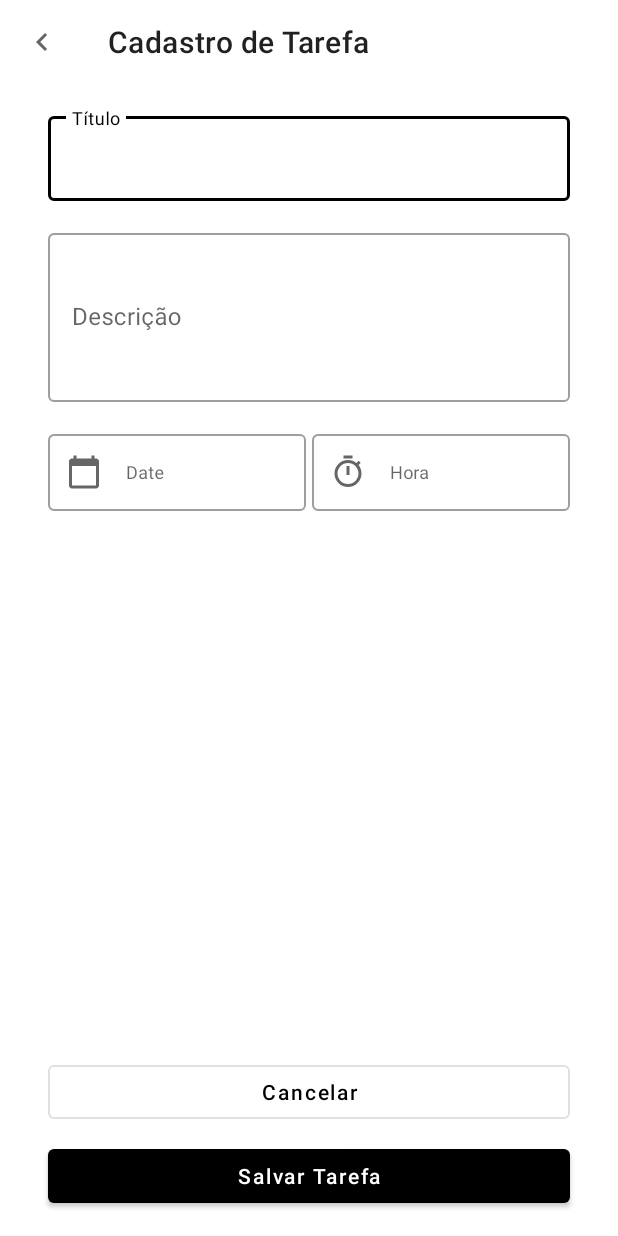
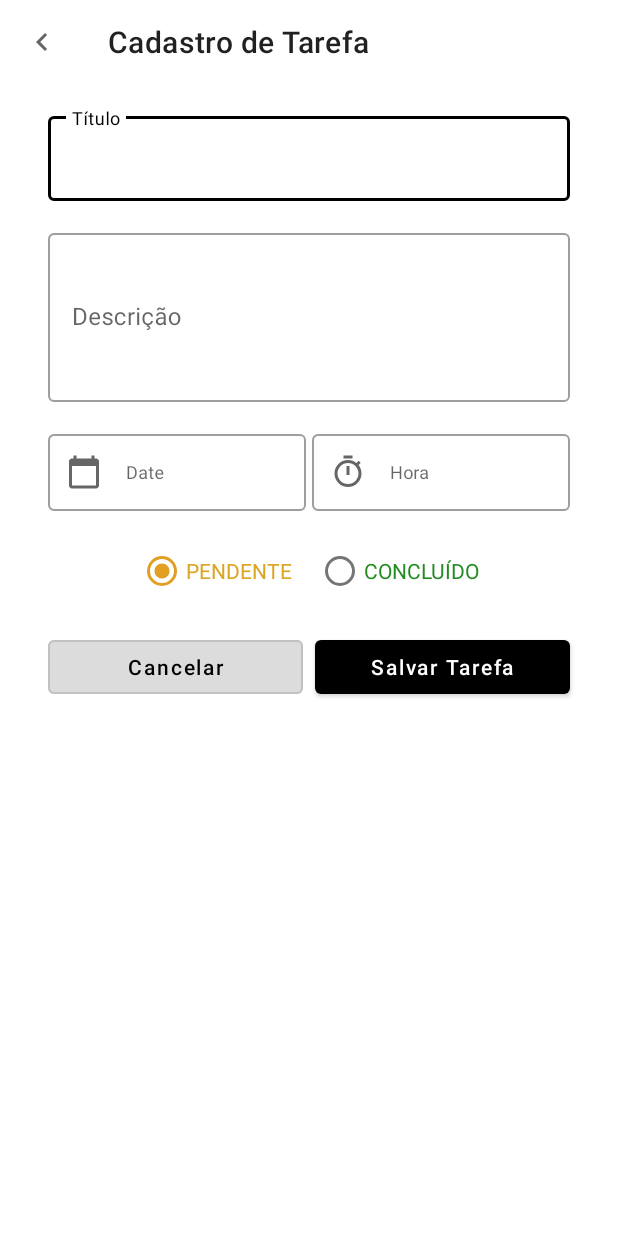
Before and after one commit to andersonro/todolist, an Android app: the AddTaskActivity screen opened directly, with no data from a screen before it, on a phone screen of 412 x 824 dp. Run offline under Robolectric (Android 15) with nearby library versions, the phone set to English and light mode, and no system bars.

Commit message:
Atualizações para alterar status

```diff
--- a/app/src/main/java/br/com/arodevsistemas/todolist/ui/AddTaskActivity.kt
+++ b/app/src/main/java/br/com/arodevsistemas/todolist/ui/AddTaskActivity.kt
@@ -1,19 +1,16 @@
 package br.com.arodevsistemas.todolist.ui
 
-import android.app.Activity
 import android.os.Bundle
-import android.util.Log
+import android.widget.RadioButton
+import android.widget.RadioGroup
 import android.widget.Toast
 import androidx.activity.viewModels
 import androidx.appcompat.app.AppCompatActivity
-import androidx.lifecycle.ViewModel
 import br.com.arodevsistemas.todolist.R
 import br.com.arodevsistemas.todolist.databinding.ActivityAddTaskBinding
-import br.com.arodevsistemas.todolist.datasource.TaskDataSource
 import br.com.arodevsistemas.todolist.extensions.format
 import br.com.arodevsistemas.todolist.extensions.text
 import br.com.arodevsistemas.todolist.model.Task
-import br.com.arodevsistemas.todolist.repository.TaskRepository
 import br.com.arodevsistemas.todolist.viewmodel.TaskViewModel
 import com.google.android.material.datepicker.MaterialDatePicker
 import com.google.android.material.timepicker.MaterialTimePicker
@@ -40,6 +37,12 @@ class AddTaskActivity : AppCompatActivity() {
                 binding.tilTaskDescription.text = it.description
                 binding.tilTaskDate.text = it.date
                 binding.tilTaskHour.text = it.hour
+
+                if (it.status == "C"){
+                    binding.rbConcluded.isChecked = true
+                }else{
+                    binding.rbPending.isChecked = true
+                }
             }
 
         }
@@ -79,13 +82,26 @@ class AddTaskActivity : AppCompatActivity() {
         }
 
         binding.btnNewTask.setOnClickListener {
+
             if (validaForm()) {
+
+                var radioGroup: RadioGroup = binding.rgStatus
+                var radioButton: RadioButton = findViewById(radioGroup!!.checkedRadioButtonId)
+
+
+                var status : String = if (radioButton.text.equals(getString(R.string.task_status_ok))){
+                    "C"
+                }else{
+                    "P"
+                }
+
                 val task = Task(
                     title = binding.tilTaskTitle.text,
                     description = binding.tilTaskDescription.text,
                     date = binding.tilTaskDate.text,
                     hour = binding.tilTaskHour.text,
-                    id = intExtra.toLong()
+                    id = intExtra.toLong(),
+                    status = status
                 )
 
                 var newTask = if (intExtra.toLong() > 0) {
@@ -105,6 +121,7 @@ class AddTaskActivity : AppCompatActivity() {
             } else {
                 binding.btnNewTask.isEnabled = true
             }
+
 
         }
     }
--- a/app/src/main/java/br/com/arodevsistemas/todolist/ui/MainActivity.kt
+++ b/app/src/main/java/br/com/arodevsistemas/todolist/ui/MainActivity.kt
@@ -26,7 +26,6 @@ class MainActivity : AppCompatActivity() {
     lateinit var recyclerView: RecyclerView
 
     private val taskViewModel by viewModels<TaskViewModel>()
-    //private var adapter = TaskListAdapter(this)
     lateinit var adapter: TaskListAdapter
 
     override fun onCreate(savedInstanceState: Bundle?) {
--- a/app/src/main/java/br/com/arodevsistemas/todolist/viewmodel/TaskViewModel.kt
+++ b/app/src/main/java/br/com/arodevsistemas/todolist/viewmodel/TaskViewModel.kt
@@ -11,7 +11,7 @@ class TaskViewModel(application: Application) : AndroidViewModel(application) {
 
     val allTask = taskRepository.AllTask
 
-    fun loadTaskDate(date : String) = taskRepository.taskLoadDate(date.toString())
+    fun loadTaskDate(date : String) = taskRepository.taskLoadDate(date?.toString())
 
     fun loadTaskById(taskId: Long) = taskRepository.taskLoadById(taskId.toLong())
 
--- a/app/src/main/res/layout/activity_add_task.xml
+++ b/app/src/main/res/layout/activity_add_task.xml
@@ -1,8 +1,14 @@
 <?xml version="1.0" encoding="utf-8"?>
-<androidx.constraintlayout.widget.ConstraintLayout xmlns:android="http://schemas.android.com/apk/res/android"
+<ScrollView
+    xmlns:android="http://schemas.android.com/apk/res/android"
+    xmlns:app="http://schemas.android.com/apk/res-auto"
+    android:layout_width="match_parent"
+    android:layout_height="wrap_content">
+
+    <androidx.constraintlayout.widget.ConstraintLayout
         android:layout_width="match_parent"
         android:layout_height="match_parent"
-    xmlns:app="http://schemas.android.com/apk/res-auto">
+        >
 
         <com.google.android.material.appbar.MaterialToolbar
             android:id="@+id/mt_new_toolbar"
@@ -110,28 +116,63 @@
 
         </com.google.android.material.textfield.TextInputLayout>
 
+        <RadioGroup
+            android:id="@+id/rg_status"
+            android:layout_width="0dp"
+            android:layout_height="wrap_content"
+            android:gravity="center"
+            android:layout_marginTop="16dp"
+            android:orientation="horizontal"
+            app:layout_constraintStart_toStartOf="@id/guide_start"
+            app:layout_constraintEnd_toEndOf="@id/guide_end"
+            app:layout_constraintTop_toBottomOf="@id/til_task_date">
+
+            <RadioButton
+                android:id="@+id/rb_pending"
+                android:layout_width="wrap_content"
+                android:layout_height="wrap_content"
+                android:layout_marginRight="16dp"
+                android:checked="true"
+                android:textColor="#DAA520"
+                android:backgroundTint="#DAA520"
+                android:text="@string/task_status_pending"/>
+
+            <RadioButton
+                android:id="@+id/rb_concluded"
+                android:layout_width="wrap_content"
+                android:layout_height="wrap_content"
+                android:textColor="#228B22"
+                android:backgroundTint="#228B22"
+                android:text="@string/task_status_ok"/>
+
+        </RadioGroup>
+
         <com.google.android.material.button.MaterialButton
             android:id="@+id/btn_cancel_task"
             android:layout_width="0dp"
             android:layout_height="wrap_content"
-        android:layout_marginBottom="8dp"
             style="@style/Widget.MaterialComponents.Button.OutlinedButton"
+            android:backgroundTint="@color/gray"
             android:text="Cancelar"
             android:textAllCaps="false"
+            android:layout_marginTop="16dp"
+            android:layout_marginRight="4dp"
             app:layout_constraintStart_toStartOf="@id/guide_start"
-        app:layout_constraintEnd_toEndOf="@id/guide_end"
-        app:layout_constraintBottom_toTopOf="@+id/btn_new_task"/>
+            app:layout_constraintEnd_toStartOf="@id/btn_new_task"
+            app:layout_constraintTop_toBottomOf="@+id/rg_status"/>
 
         <com.google.android.material.button.MaterialButton
             android:id="@+id/btn_new_task"
             android:layout_width="0dp"
             android:layout_height="wrap_content"
-        android:layout_marginBottom="16dp"
+            android:layout_marginLeft="4dp"
             style="@style/Widget.MaterialComponents.Button"
             android:text="@string/title_new_task"
             android:textAllCaps="false"
-        app:layout_constraintStart_toStartOf="@id/guide_start"
+            app:layout_constraintStart_toEndOf="@+id/btn_cancel_task"
             app:layout_constraintEnd_toEndOf="@id/guide_end"
-        app:layout_constraintBottom_toBottomOf="parent"/>
+            app:layout_constraintTop_toTopOf="@+id/btn_cancel_task"/>
 
     </androidx.constraintlayout.widget.ConstraintLayout>
+
+</ScrollView>
--- a/app/src/main/res/layout/item_task.xml
+++ b/app/src/main/res/layout/item_task.xml
@@ -6,7 +6,9 @@
     android:layout_width="match_parent"
     android:layout_height="wrap_content"
     android:layout_margin="4dp"
-    app:cardElevation="8dp">
+    android:padding="8dp"
+    app:cardElevation="8dp"
+    app:cardCornerRadius="16dp">
 
     <androidx.constraintlayout.widget.ConstraintLayout
         android:id="@+id/cl_task_item"
--- a/app/src/main/res/values/colors.xml
+++ b/app/src/main/res/values/colors.xml
@@ -9,4 +9,5 @@
     <color name="black">#000000</color>
     <color name="white">#FFFFFFFF</color>
     <color name="gray">#DCDCDC</color>
+    <color name="green">#228B22</color>
 </resources>
```
Also changed, not shown: 1 other file. Lines whose indentation alone changed are shown as unchanged.
